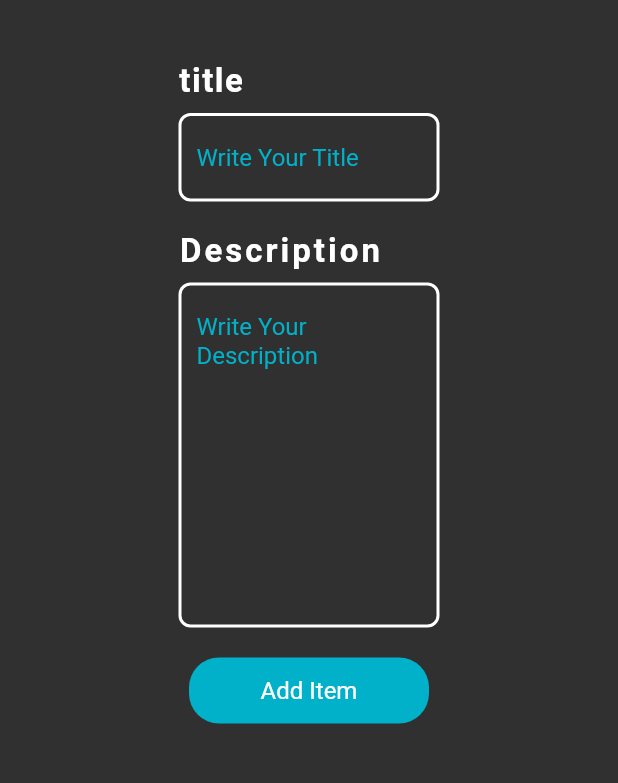
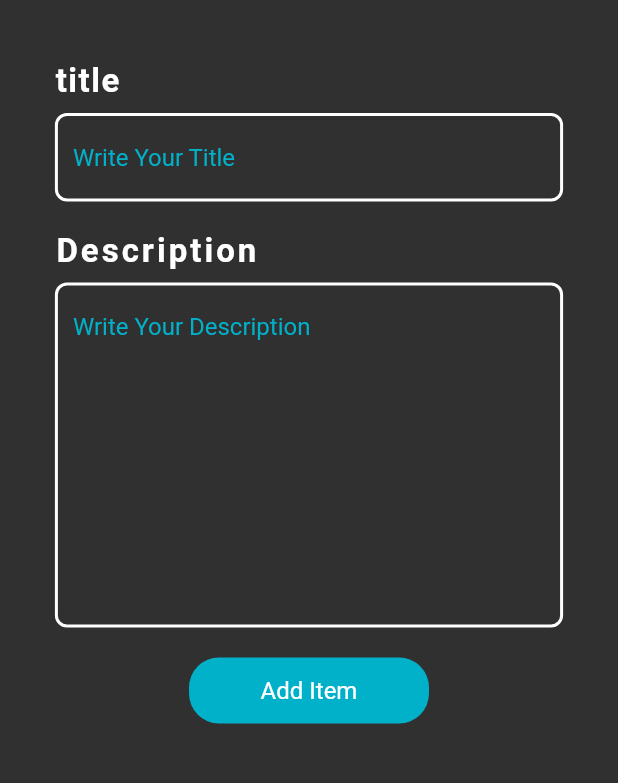
Before and after one commit to usmansiddiqui12321/TODO-CRUD-App-with-FireBase, a Flutter app: the AddScreen screen opened directly, on a phone screen of 412 x 824 dp, the part 58-841 px from its top. Run offline on Flutter 3.47's test engine with Material 2 defaults, Android fonts, the phone set to English and light mode, and no system bars; our stand-ins replace cloud_firestore, firebase_core, get; accounts and stored records are empty.

Commit message:
Fixing Issues

```diff
--- a/lib/views/add_item_form.dart
+++ b/lib/views/add_item_form.dart
@@ -30,7 +30,7 @@
     return SingleChildScrollView(
       child: Center(
         child: SizedBox(
-          width: MediaQuery.of(context).size.width * .5,
+          width: MediaQuery.of(context).size.width * .9,
           child: Form(
             key: addItemFormState,
             child: Column(
--- a/lib/views/edit_item.dart
+++ b/lib/views/edit_item.dart
@@ -60,8 +60,7 @@
                   padding:
                       const EdgeInsets.only(left: 16, right: 16, bottom: 20),
                   child: SizedBox(
-                height: MediaQuery.of(context).size.width * .5,
-
+                    height: MediaQuery.of(context).size.height * 1,
                     child: EditItemForm(
                       currentDescription: widget.currentDescription,
                       currentTitle: widget.currentTitle,
```
Also changed, not shown: lib/custom_form_field.dart (line endings or trailing spaces).
